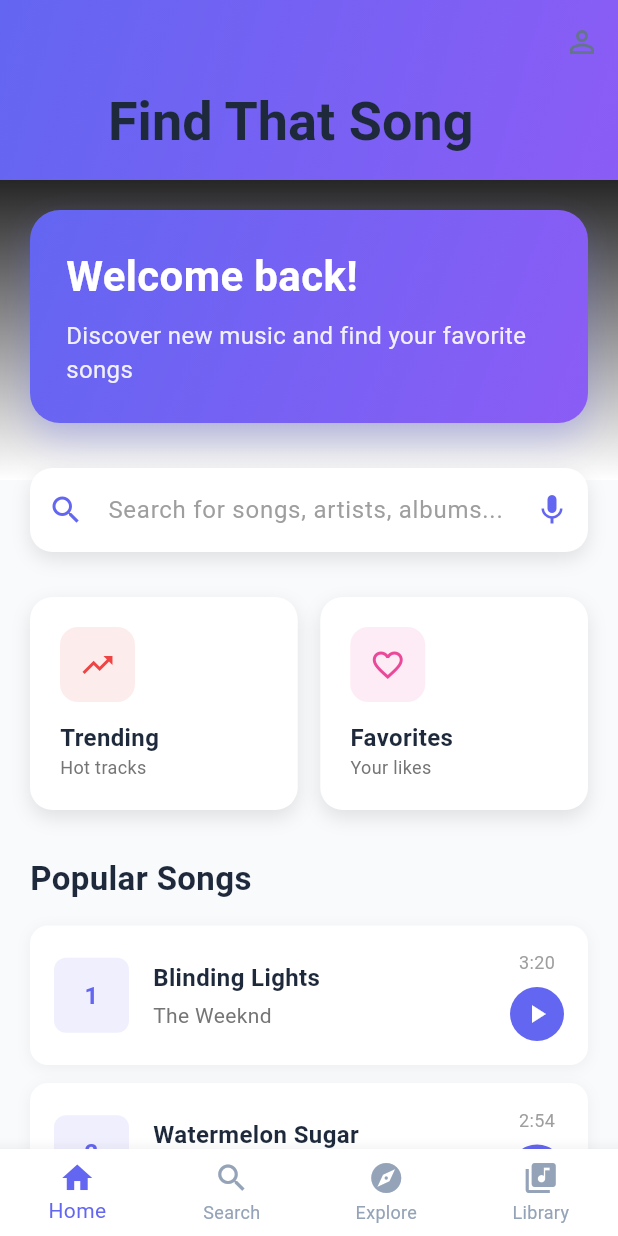
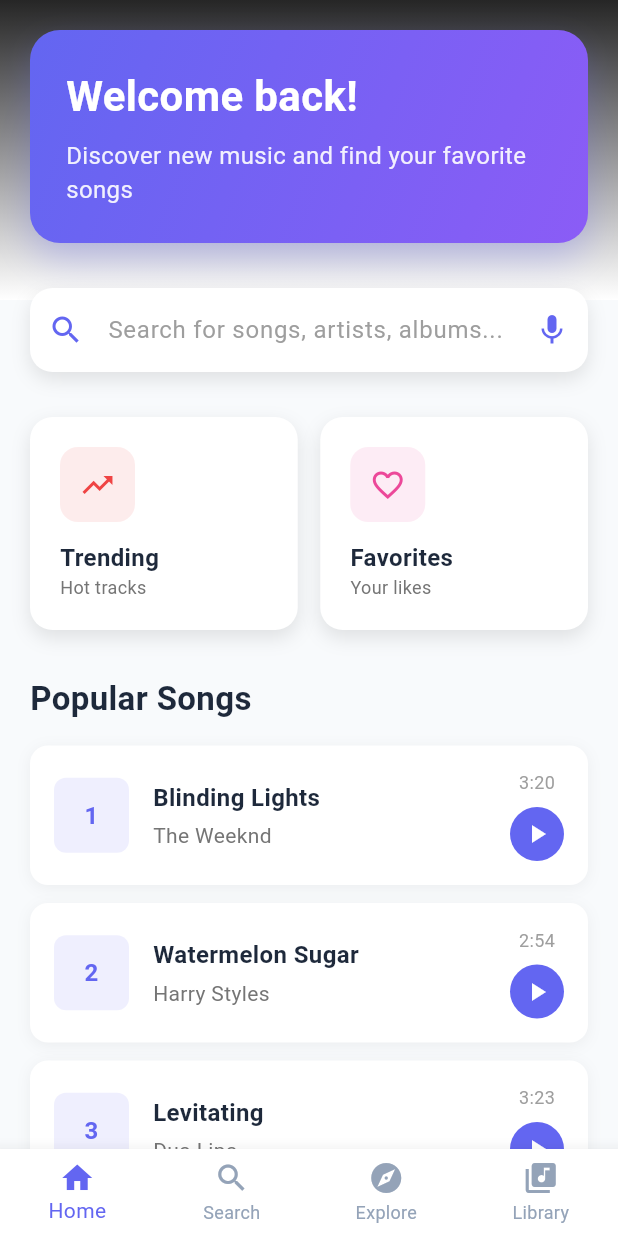
Before and after one commit to anilsjr/find-that-song, a Flutter app: the screen it shows after launch, on a phone screen of 412 x 824 dp. Run offline on Flutter 3.47's test engine with Material 3 defaults, Android fonts, the phone set to English and light mode, and no system bars.

Commit message:
appbar removed

```diff
--- a/lib/screens/home/home_screen.dart
+++ b/lib/screens/home/home_screen.dart
@@ -33,47 +33,7 @@ class _HomeScreenState extends State<HomeScreen> {
   Widget build(BuildContext context) {
     return Scaffold(
       backgroundColor: const Color(0xFFF8FAFC),
-      body: CustomScrollView(
-        slivers: [
-          SliverAppBar(
-            backgroundColor: Colors.transparent,
-            elevation: 0,
-            floating: true,
-            snap: true,
-            expandedHeight: 120,
-            flexibleSpace: FlexibleSpaceBar(
-              title: const Text(
-                'Find That Song',
-                style: TextStyle(
-                  color: Color(0xFF1E293B),
-                  fontWeight: FontWeight.bold,
-                  fontSize: 24,
-                ),
-              ),
-              background: Container(
-                decoration: const BoxDecoration(
-                  gradient: LinearGradient(
-                    begin: Alignment.topLeft,
-                    end: Alignment.bottomRight,
-                    colors: [Color(0xFF6366F1), Color(0xFF8B5CF6)],
-                  ),
-                ),
-              ),
-            ),
-            actions: [
-              IconButton(
-                icon: const Icon(
-                  Icons.person_outline,
-                  color: Color(0xFF64748B),
-                ),
-                onPressed: () {
-                  // Profile action
-                },
-              ),
-            ],
-          ),
-          SliverToBoxAdapter(
-            child: Stack(
+      body: Stack(
         children: [
           Positioned(
             child: Container(
@@ -91,7 +51,7 @@ class _HomeScreenState extends State<HomeScreen> {
               ),
             ),
           ),
-                Padding(
+          SingleChildScrollView(
             padding: const EdgeInsets.all(20),
             child: Column(
               crossAxisAlignment: CrossAxisAlignment.start,
@@ -162,10 +122,7 @@ class _HomeScreenState extends State<HomeScreen> {
                         color: Color(0xFF6366F1),
                       ),
                       suffixIcon: IconButton(
-                              icon: const Icon(
-                                Icons.mic,
-                                color: Color(0xFF6366F1),
-                              ),
+                        icon: const Icon(Icons.mic, color: Color(0xFF6366F1)),
                         onPressed: () {
                           // Voice search action
                         },
@@ -226,9 +183,6 @@ class _HomeScreenState extends State<HomeScreen> {
                     index: index + 1,
                   );
                 }),
-                    ],
-                  ),
-                ),
               ],
             ),
           ),
```
Lines whose indentation alone changed are shown as unchanged.
